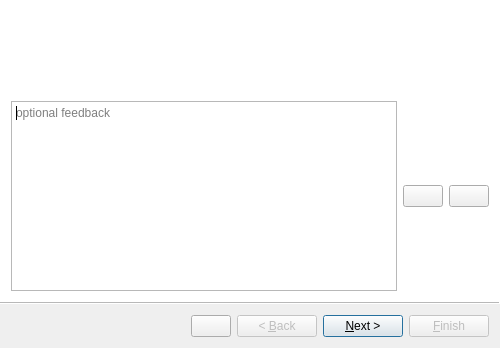
Old version of the form src/ui/tip_of_the_day.ui in the repository amogorkon/watnu.
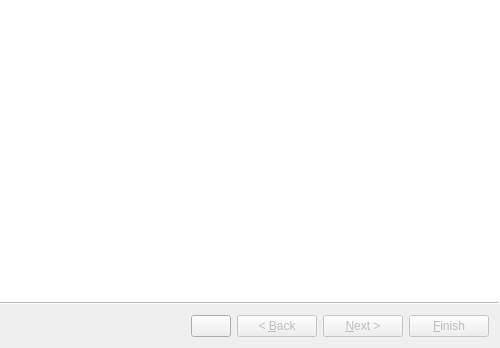
New version of the form. Icons and pictures are not drawn.

Patch:
```diff
--- a/src/ui/tip_of_the_day.ui
+++ b/src/ui/tip_of_the_day.ui
@@ -23,92 +23,6 @@
   <property name="options">
    <set>QWizard::HaveCustomButton1|QWizard::HaveFinishButtonOnEarlyPages|QWizard::HaveNextButtonOnLastPage|QWizard::IndependentPages|QWizard::NoCancelButton|QWizard::NoCancelButtonOnLastPage</set>
   </property>
-  <widget class="QWizardPage" name="wizardPage1">
-   <layout class="QVBoxLayout" name="verticalLayout">
-    <item>
-     <widget class="QLabel" name="tip_text">
-      <property name="text">
-       <string notr="true"/>
-      </property>
-     </widget>
-    </item>
-    <item>
-     <widget class="QLabel" name="tip_visual">
-      <property name="text">
-       <string/>
-      </property>
-      <property name="scaledContents">
-       <bool>true</bool>
-      </property>
-     </widget>
-    </item>
-    <item>
-     <spacer name="verticalSpacer">
-      <property name="orientation">
-       <enum>Qt::Vertical</enum>
-      </property>
-      <property name="sizeType">
-       <enum>QSizePolicy::MinimumExpanding</enum>
-      </property>
-      <property name="sizeHint" stdset="0">
-       <size>
-        <width>20</width>
-        <height>40</height>
-       </size>
-      </property>
-     </spacer>
-    </item>
-    <item>
-     <layout class="QHBoxLayout" name="horizontalLayout">
-      <property name="topMargin">
-       <number>10</number>
-      </property>
-      <item>
-       <widget class="QTextEdit" name="textEdit">
-        <property name="sizePolicy">
-         <sizepolicy hsizetype="Expanding" vsizetype="Minimum">
-          <horstretch>0</horstretch>
-          <verstretch>0</verstretch>
-         </sizepolicy>
-        </property>
-        <property name="placeholderText">
-         <string>optional feedback</string>
-        </property>
-       </widget>
-      </item>
-      <item>
-       <widget class="QPushButton" name="pushButton">
-        <property name="toolTip">
-         <string>Good.</string>
-        </property>
-        <property name="text">
-         <string/>
-        </property>
-        <property name="icon">
-         <iconset>
-          <normaloff>../extra/feathericons/thumbs-up.svg</normaloff>../extra/feathericons/thumbs-up.svg</iconset>
-        </property>
-       </widget>
-      </item>
-      <item>
-       <widget class="QPushButton" name="pushButton_2">
-        <property name="toolTip">
-         <string>Bad.</string>
-        </property>
-        <property name="text">
-         <string/>
-        </property>
-        <property name="icon">
-         <iconset>
-          <normaloff>../extra/feathericons/thumbs-down.svg</normaloff>../extra/feathericons/thumbs-down.svg</iconset>
-        </property>
-       </widget>
-      </item>
-     </layout>
-    </item>
-   </layout>
-  </widget>
-  <widget class="QWizardPage" name="wizardPage2"/>
  </widget>
  <resources/>
  <connections/>
```
